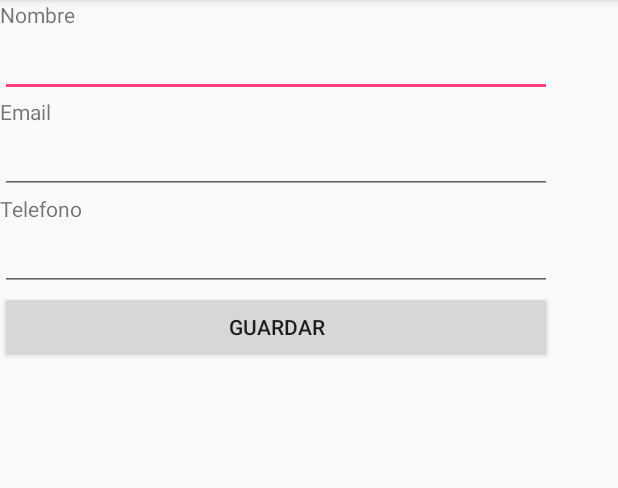
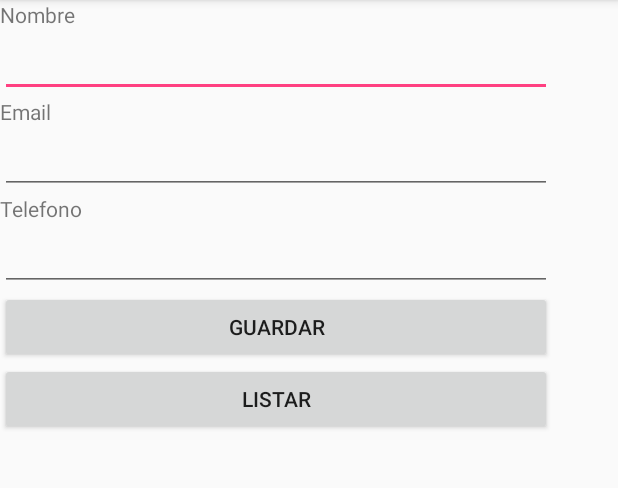
Before and after one commit to iblamer/TripDom3, an Android app: the RegistroUsuario screen opened directly, with no data from a screen before it, after a tap on "GUARDAR", on a phone screen of 412 x 824 dp, the part 84-572 px from its top. Run offline under Robolectric (Android 15) with nearby library versions, the phone set to English and light mode, and no system bars.

Commit message:
clase de hoy

```diff
--- /dev/null
+++ b/app/src/main/java/edu/itla/tripdom/dao/DbConnection.java
@@ -0,0 +1,34 @@
+package edu.itla.tripdom.dao;
+
+import android.content.Context;
+import android.database.DatabaseErrorHandler;
+import android.database.sqlite.SQLiteDatabase;
+import android.database.sqlite.SQLiteOpenHelper;
+import android.util.Log;
+
+/**
+ * Created by fabio on 11/26/2017.
+ */
+
+public class DbConnection extends SQLiteOpenHelper {
+
+    public static String DATABASE_NAME = "tripdom.db";
+    public static String LOG_T = "DbConnection";
+
+    public DbConnection(Context context) {
+        super(context, DATABASE_NAME, null, 1);
+    }
+
+
+    @Override
+    public void onCreate(SQLiteDatabase db) {
+        Log.i(LOG_T,"Iniciando OnCreate...");
+        db.execSQL(SqlHelperSchema.USUARIO_TABLE);
+
+    }
+
+    @Override
+    public void onUpgrade(SQLiteDatabase sqLiteDatabase, int i, int i1) {
+
+    }
+}
--- /dev/null
+++ b/app/src/main/java/edu/itla/tripdom/dao/UsuarioDbo.java
@@ -0,0 +1,74 @@
+package edu.itla.tripdom.dao;
+
+import java.util.ArrayList;
+import java.util.List;
+
+import android.content.ContentValues;
+import android.content.Context;
+import android.database.Cursor;
+import android.database.sqlite.SQLiteDatabase;
+
+import edu.itla.tripdom.Entity.TipoUsuario;
+import edu.itla.tripdom.Entity.Usuarios;
+
+/**
+ * Created by fabio on 11/26/2017.
+ */
+
+public class UsuarioDbo {
+    private DbConnection connection;
+
+    public UsuarioDbo(Context context) {
+        connection = new DbConnection(context);
+    }
+
+    public void crear(Usuarios usuario)
+    {
+        SQLiteDatabase db = connection.getWritableDatabase();
+
+        ContentValues cv = new ContentValues();
+        cv.put("nombre", usuario.getNombreUsuario());
+        cv.put("email", usuario.getEmail());
+        cv.put("telefono", usuario.getTelefono());
+        cv.put("tipo_usuario", usuario.getTipoUsuario().toString());
+
+        db.insert("usuario", null, cv);
+
+        db.close();
+
+    }
+
+    public List<Usuarios> buscar() {
+        List<Usuarios> lista = new ArrayList<>();
+
+        String columnas[]= new String[]{"id", "nombre", "email", "telefono", "tipo_usuario"};
+
+        SQLiteDatabase db = connection.getReadableDatabase();
+
+        Cursor cursor = db.query("usuario", columnas, null, null, null, null, null);
+
+        cursor.moveToFirst();
+
+        while(!cursor.isAfterLast())
+        {
+            Usuarios u = new Usuarios();
+
+            u.setUsuarioId(cursor.getInt(cursor.getColumnIndex("id")));
+            u.setNombreUsuario(cursor.getString(cursor.getColumnIndex("nombre")));
+            u.setEmail(cursor.getString(cursor.getColumnIndex("email")));
+            u.setTelefono(cursor.getString(cursor.getColumnIndex("telefono")));
+            u.setTipoUsuario(TipoUsuario.valueOf(cursor.getString(cursor.getColumnIndex("tipo_usuario"  ))));
+
+            lista.add(u);
+
+            cursor.moveToNext();
+        }
+
+        cursor.close();
+        db.close();
+
+        return lista;
+    }
+
+
+}
--- a/app/src/main/java/edu/itla/tripdom/view/RegistroUsuario.java
+++ b/app/src/main/java/edu/itla/tripdom/view/RegistroUsuario.java
@@ -11,10 +11,13 @@ import android.widget.EditText;
 import edu.itla.tripdom.Entity.TipoUsuario;
 import edu.itla.tripdom.Entity.Usuarios;
 import edu.itla.tripdom.R;
+import edu.itla.tripdom.dao.UsuarioDbo;
 
 public class RegistroUsuario extends AppCompatActivity {
 
     private static final String LOG_T = "RegistroUsuario";
+    private UsuarioDbo db;
+
     @Override
 
     protected void onCreate(Bundle savedInstanceState) {
@@ -24,6 +27,9 @@ public class RegistroUsuario extends AppCompatActivity {
         final EditText txtEmail = findViewById(R.id.txtEmail);
         final EditText txtTelefono = findViewById(R.id.txtTelefono);
         Button btnGuardar = findViewById(R.id.btnGuardar);
+        Button btnListar = findViewById(R.id.btnListar);
+        db = new UsuarioDbo(this);
+
 
         btnGuardar.setOnClickListener(new View.OnClickListener() {
             @Override
@@ -35,9 +41,23 @@ public class RegistroUsuario extends AppCompatActivity {
                 usuario.setTelefono(txtTelefono.getText().toString());
                 usuario.setTipoUsuario(TipoUsuario.PUBLICADOR);
                 Log.i(LOG_T, usuario.toString());
+                db.crear(usuario);
+
+            }
+        });
+
+        btnListar.setOnClickListener(new View.OnClickListener() {
+            @Override
+            public void onClick(View view) {
+
+                for(Usuarios user:db.buscar())
+                {
+                    Log.i(LOG_T, user.toString());
+                }
             }
         });
 
 
+
     }
 }
--- a/app/src/main/res/layout/activity_registro_usuario.xml
+++ b/app/src/main/res/layout/activity_registro_usuario.xml
@@ -56,5 +56,11 @@
             android:layout_height="wrap_content"
             android:text="Guardar" />
 
+        <Button
+            android:id="@+id/btnListar"
+            android:layout_width="match_parent"
+            android:layout_height="wrap_content"
+            android:text="Listar" />
+
     </LinearLayout>
 </android.support.constraint.ConstraintLayout>
```
Also changed, not shown: app/src/main/java/edu/itla/tripdom/dao/SqlHelperSchema.java (added, +16 -0 lines).
